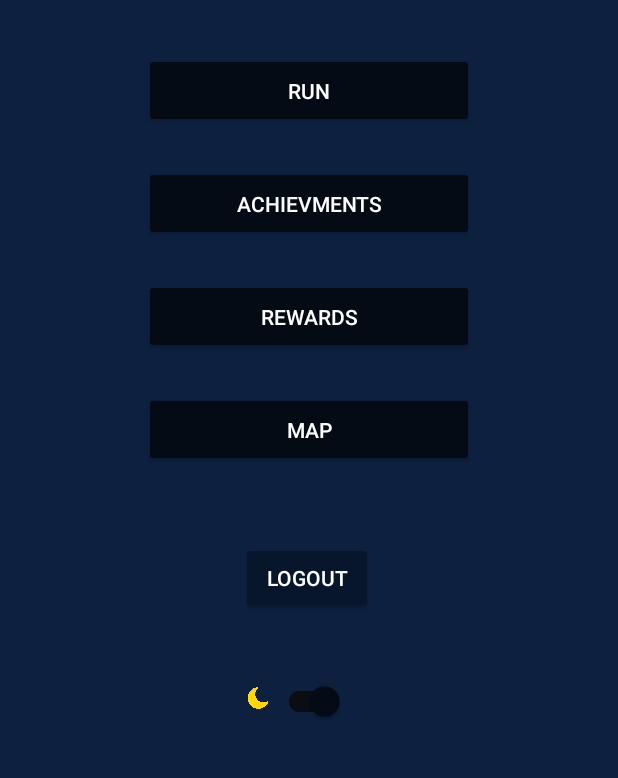
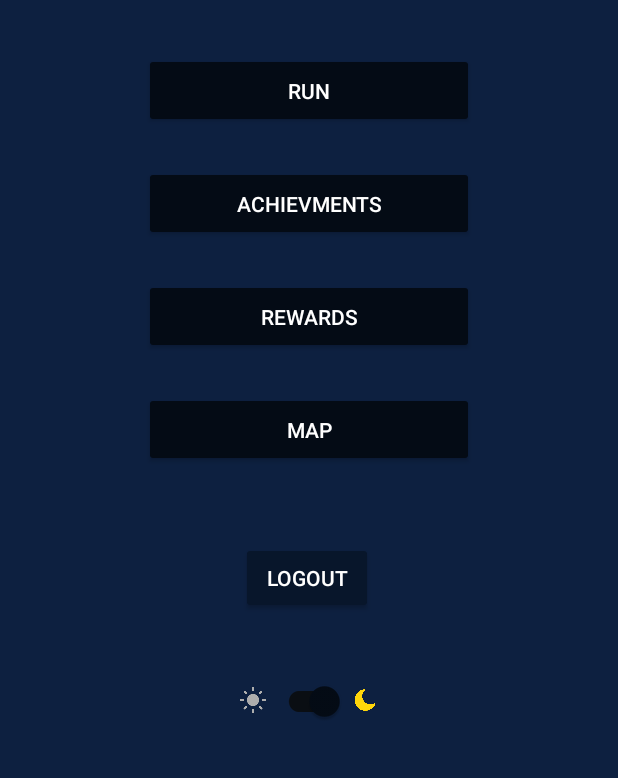
Before and after one commit to maldo31/Star, an Android app: the screen it shows after launch (MainActivity), on a phone screen of 412 x 824 dp, the part 448-1226 px from its top. Run offline under Robolectric (Android 15) with nearby library versions, the phone set to English and light mode, and no system bars; our stand-ins replace Firebase (no records; nobody signed in at launch, a user with empty details on screens opened directly).

Commit message:
Changed how mode icons work.

```diff
--- a/app/src/main/java/com/example/star/MainActivity.java
+++ b/app/src/main/java/com/example/star/MainActivity.java
@@ -30,6 +30,7 @@ public class MainActivity extends AppCompatActivity {
 
     protected GPSTracker gpsTracker;
     ImageView imageViewMode;
+    ImageView imageViewMode2;
     SwitchCompat switchCompat;
     SharedPreferences sharedPreferences = null;
 
@@ -40,6 +41,7 @@ public class MainActivity extends AppCompatActivity {
         checkRunTimePermission();
 
         imageViewMode = findViewById(R.id.imageViewModeIcon);
+        imageViewMode2 = findViewById(R.id.imageViewModeIcon2);
         switchCompat = findViewById(R.id.switchMaterial);
 
         sharedPreferences = getSharedPreferences("night", 0);
@@ -47,7 +49,13 @@ public class MainActivity extends AppCompatActivity {
         if (booleanValue){
             AppCompatDelegate.setDefaultNightMode(AppCompatDelegate.MODE_NIGHT_YES);
             switchCompat.setChecked(true);
-            imageViewMode.setImageResource(R.drawable.moon);
+            imageViewMode.setImageResource(R.drawable.sunno);
+            imageViewMode2.setImageResource(R.drawable.moon);
+        } else {
+            AppCompatDelegate.setDefaultNightMode(AppCompatDelegate.MODE_NIGHT_NO);
+            switchCompat.setChecked(false);
+            imageViewMode.setImageResource(R.drawable.sun);
+            imageViewMode2.setImageResource(R.drawable.moonno);
         }
 
         switchCompat.setOnCheckedChangeListener(new CompoundButton.OnCheckedChangeListener() {
@@ -56,11 +64,11 @@ public class MainActivity extends AppCompatActivity {
                 if (isChecked){
                     AppCompatDelegate.setDefaultNightMode(AppCompatDelegate.MODE_NIGHT_YES);
                     switchCompat.setChecked(true);
-                    imageViewMode.setImageResource(R.drawable.moon);
+                    imageViewMode.setImageResource(R.drawable.sunno);
                     SharedPreferences.Editor editor = sharedPreferences.edit();
                     editor.putBoolean("night_mode", true);
                     editor.commit();
-                }else {
+                } else {
                     AppCompatDelegate.setDefaultNightMode(AppCompatDelegate.MODE_NIGHT_NO);
                     switchCompat.setChecked(false);
                     imageViewMode.setImageResource(R.drawable.sun);
--- a/app/src/main/res/layout/activity_main.xml
+++ b/app/src/main/res/layout/activity_main.xml
@@ -36,15 +36,27 @@
         android:id="@+id/imageViewModeIcon"
         android:layout_width="20dp"
         android:layout_height="20dp"
-        android:layout_marginStart="40dp"
+        android:layout_marginStart="155dp"
+        android:layout_marginTop="650dp"
         android:contentDescription="@string/logo"
         android:src="@drawable/sun"
-        app:layout_constraintBottom_toBottomOf="@+id/switchMaterial"
+        app:layout_constraintBottom_toBottomOf="parent"
         app:layout_constraintEnd_toStartOf="@+id/switchMaterial"
-        app:layout_constraintHorizontal_bias="1.0"
         app:layout_constraintStart_toStartOf="parent"
-        app:layout_constraintTop_toTopOf="parent"
-        app:layout_constraintVertical_bias="0.978" />
+        app:layout_constraintTop_toTopOf="parent" />
+
+    <ImageView
+        android:id="@+id/imageViewModeIcon2"
+        android:layout_width="20dp"
+        android:layout_height="20dp"
+        android:layout_marginTop="650dp"
+        android:layout_marginEnd="155dp"
+        android:contentDescription="@string/logo"
+        android:src="@drawable/moonno"
+        app:layout_constraintBottom_toBottomOf="parent"
+        app:layout_constraintEnd_toEndOf="parent"
+        app:layout_constraintStart_toEndOf="@+id/switchMaterial"
+        app:layout_constraintTop_toTopOf="parent" />
 
     <TextView
         android:id="@+id/Name"
```
Also changed, not shown: app/src/main/res/drawable-v24/moonno.png (added), app/src/main/res/drawable-v24/sunno.png (added).
